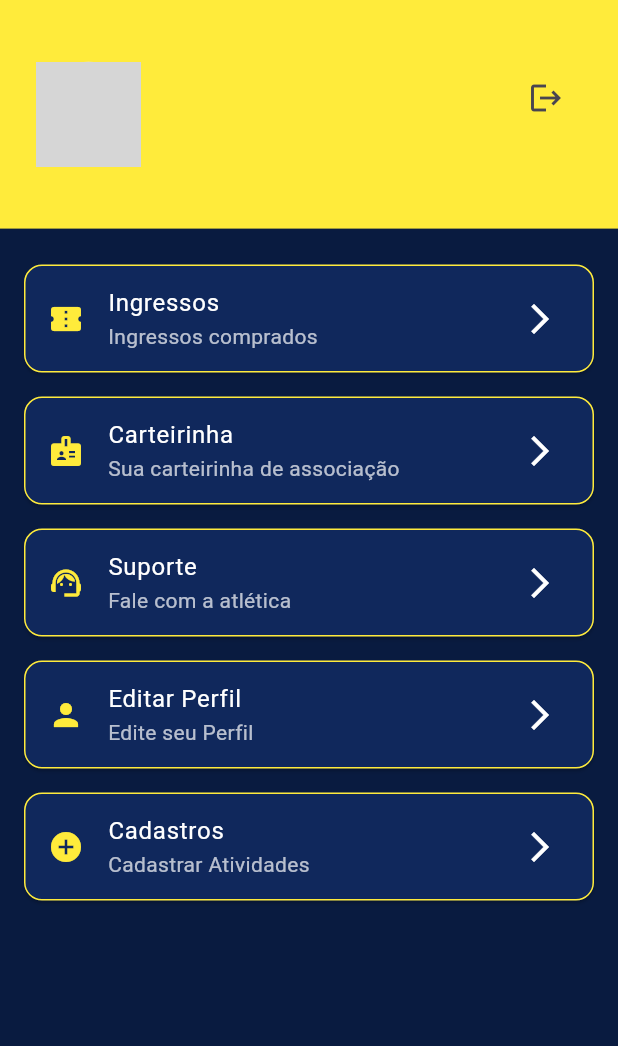
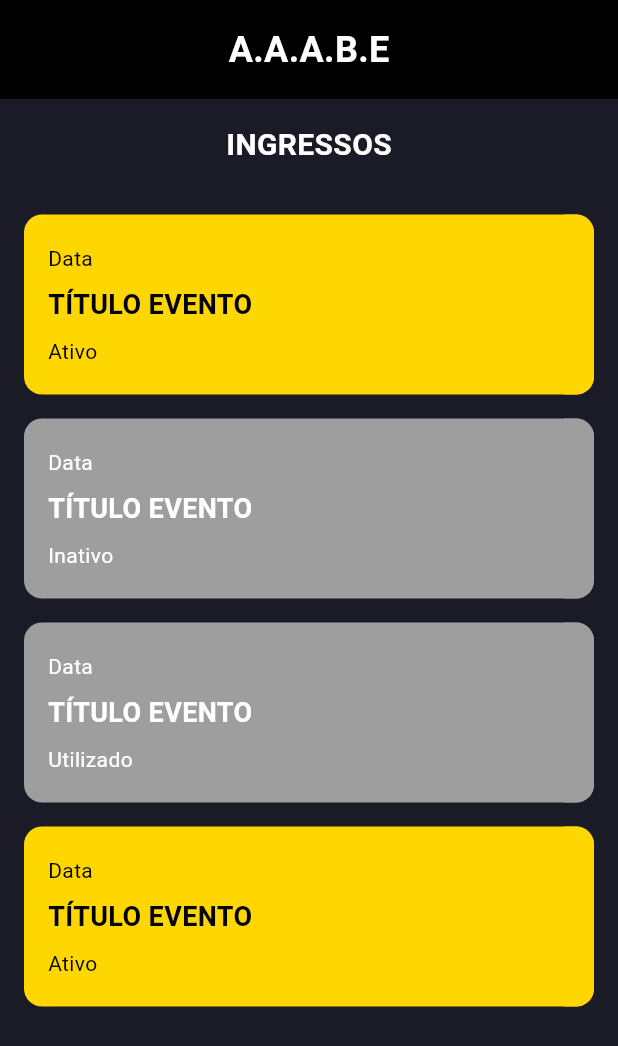
Before and after one commit to gabrieldelfurini/app-tigre-oficial, a Flutter app: the AccountSettingsScreen screen opened directly, after a tap on "Ingressos", on a phone screen of 412 x 824 dp. Shown: the top 1046 px of the screen. Run offline on Flutter 3.47's test engine with Material 3 defaults, Android fonts, the phone set to English and light mode, and no system bars; our stand-ins replace firebase_auth, firebase_core, google_fonts, mask_text_input_formatter; accounts and stored records are empty; network calls fail; grey boxes are pictures that could not be loaded.

Commit message:
Adiciona tela de registro para administradores.

```diff
--- a/lib/features/account/presentation/account_settings_screen.dart
+++ b/lib/features/account/presentation/account_settings_screen.dart
@@ -1,3 +1,5 @@
+import 'package:app_tigre_oficial/features/account/presentation/register/register_home.dart';
+import 'package:app_tigre_oficial/features/account/presentation/tickets.dart';
 import 'package:flutter/material.dart';
 import 'package:firebase_auth/firebase_auth.dart';
 import '../../../core/mock/mock_user_repository.dart';
@@ -103,7 +105,14 @@ class _AccountSettingsScreenState extends State<AccountSettingsScreen> {
                   icon: Icons.confirmation_num,
                   title: "Ingressos",
                   subtitle: "Ingressos comprados",
-                  onTap: () {},
+                  onTap: () {
+                    Navigator.push(
+                      context,
+                      MaterialPageRoute(
+                      builder: (context) => const TicketsScreen(),
+                      ),
+                    );
+                  },
                 ),
                 buildOptionTile(
                   icon: Icons.badge,
@@ -135,7 +144,13 @@ class _AccountSettingsScreenState extends State<AccountSettingsScreen> {
                   title: "Cadastros",
                   subtitle: "Cadastrar Atividades",
                   onTap: () {
-                    // TODO: Navegar para tela de edição de perfil
+                    // Navigator.pushNamed(context, '/register_home');
+                    Navigator.push(
+                      context,
+                      MaterialPageRoute(
+                      builder: (context) => const RegisterAccountScreen(),
+                      ),
+                    );
                   },
                 ),
               ],
--- /dev/null
+++ b/lib/features/account/presentation/tickets.dart
@@ -0,0 +1,179 @@
+import 'package:flutter/material.dart';
+import 'package:google_fonts/google_fonts.dart';
+
+void main() {
+  runApp(const MyApp());
+}
+
+class MyApp extends StatelessWidget {
+  const MyApp({super.key});
+
+  @override
+  Widget build(BuildContext context) {
+    return MaterialApp(
+      title: 'AAABE Sports',
+      theme: ThemeData(
+        primarySwatch: Colors.blue,
+        textTheme: GoogleFonts.robotoTextTheme(),
+      ),
+      home: const TicketsScreen(),
+      debugShowCheckedModeBanner: false,
+    );
+  }
+}
+
+class TicketsScreen extends StatelessWidget {
+  const TicketsScreen({super.key});
+
+  @override
+  Widget build(BuildContext context) {
+    return Scaffold(
+      backgroundColor: const Color(0xFF1A1B26),
+      body: SafeArea(
+        child: Column(
+          children: [
+            // Header
+            Container(
+              padding: const EdgeInsets.all(16),
+              color: Colors.black,
+              child: const Center(
+                child: Text(
+                  'A.A.A.B.E',
+                  style: TextStyle(
+                    color: Colors.white,
+                    fontSize: 24,
+                    fontWeight: FontWeight.bold,
+                  ),
+                ),
+              ),
+            ),
+
+            // Title
+            const Padding(
+              padding: EdgeInsets.all(16),
+              child: Text(
+                'INGRESSOS',
+                style: TextStyle(
+                  color: Colors.white,
+                  fontSize: 20,
+                  fontWeight: FontWeight.bold,
+                ),
+              ),
+            ),
+
+            // Tickets List
+            Expanded(
+              child: ListView(
+                padding: const EdgeInsets.all(16),
+                children: const [
+                  TicketCard(
+                    title: 'TÍTULO EVENTO',
+                    date: 'Data',
+                    status: 'Ativo',
+                    isActive: true,
+                  ),
+                  SizedBox(height: 16),
+                  TicketCard(
+                    title: 'TÍTULO EVENTO',
+                    date: 'Data',
+                    status: 'Inativo',
+                    isActive: false,
+                  ),
+                  SizedBox(height: 16),
+                  TicketCard(
+                    title: 'TÍTULO EVENTO',
+                    date: 'Data',
+                    status: 'Utilizado',
+                    isActive: false,
+                  ),
+                  SizedBox(height: 16),
+                  TicketCard(
+                    title: 'TÍTULO EVENTO',
+                    date: 'Data',
+                    status: 'Ativo',
+                    isActive: true,
+                  ),
+                ],
+              ),
+            ),
+          ],
+        ),
+      ),
+    );
+  }
+}
+
+class TicketCard extends StatelessWidget {
+  final String title;
+  final String date;
+  final String status;
+  final bool isActive;
+
+  const TicketCard({
+    super.key,
+    required this.title,
+    required this.date,
+    required this.status,
+    required this.isActive,
+  });
+
+  @override
+  Widget build(BuildContext context) {
+    return Container(
+      height: 120,
+      decoration: BoxDecoration(
+        borderRadius: BorderRadius.circular(12),
+        color: isActive ? const Color(0xFFFFD700) : Colors.grey,
+      ),
+      child: Row(
+        children: [
+          Expanded(
+            child: Padding(
+              padding: const EdgeInsets.all(16.0),
+              child: Column(
+                crossAxisAlignment: CrossAxisAlignment.start,
+                mainAxisSize: MainAxisSize.min,
+                children: [
+                  Text(
+                    date,
+                    style: TextStyle(
+                      color: isActive ? Colors.black : Colors.white,
+                      fontSize: 14,
+                    ),
+                  ),
+                  const SizedBox(height: 8),
+                  Text(
+                    title,
+                    style: TextStyle(
+                      color: isActive ? Colors.black : Colors.white,
+                      fontSize: 18,
+                      fontWeight: FontWeight.bold,
+                    ),
+                  ),
+                  const SizedBox(height: 8),
+                  Text(
+                    status,
+                    style: TextStyle(
+                      color: isActive ? Colors.black : Colors.white,
+                      fontSize: 14,
+                    ),
+                  ),
+                ],
+              ),
+            ),
+          ),
+          Container(
+            width: 20,
+            decoration: BoxDecoration(
+              color: isActive ? const Color(0xFFFFD700) : Colors.grey,
+              borderRadius: const BorderRadius.only(
+                topRight: Radius.circular(12),
+                bottomRight: Radius.circular(12),
+              ),
+            ),
+          ),
+        ],
+      ),
+    );
+  }
+}
```
Also changed, not shown: lib/features/account/presentation/register/register_home.dart (added, +176 -0 lines).
